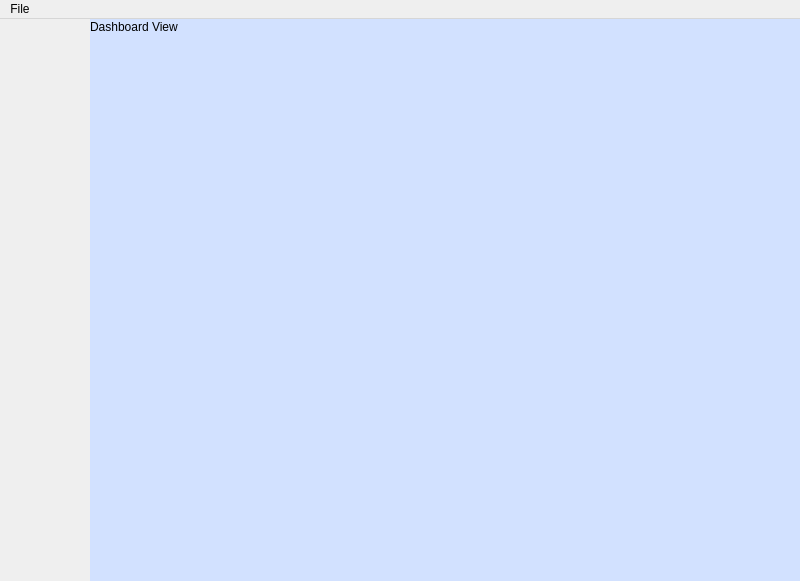
Qt form src/windows/mainwindow.ui (fast-food-finder-associates/FastFoodFinder) before a commit.
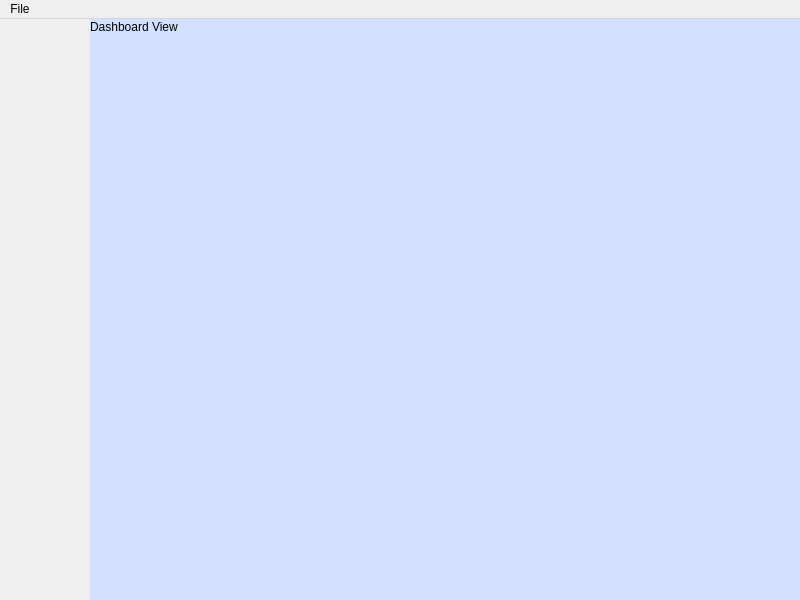
The same form after that commit. The open tabs and pages were chosen to show the change. Icons and pictures are not drawn.

Commit message: adjusted resize to min value, removed font style setter from navitem, set height of all ui items to 600

```diff
--- a/src/windows/mainwindow.ui
+++ b/src/windows/mainwindow.ui
@@ -7,7 +7,7 @@
     <x>0</x>
     <y>0</y>
     <width>800</width>
-    <height>581</height>
+    <height>600</height>
    </rect>
   </property>
   <property name="sizePolicy">
@@ -36,7 +36,7 @@
       <x>90</x>
       <y>0</y>
       <width>711</width>
-      <height>581</height>
+      <height>600</height>
      </rect>
     </property>
     <property name="sizePolicy">
@@ -169,7 +169,7 @@
       <x>0</x>
       <y>0</y>
       <width>220</width>
-      <height>581</height>
+      <height>600</height>
      </rect>
     </property>
     <property name="sizePolicy">
```
Left out of the diff: 2 changed lines with no effect on the pictures. The commit also changes 2 other files.
